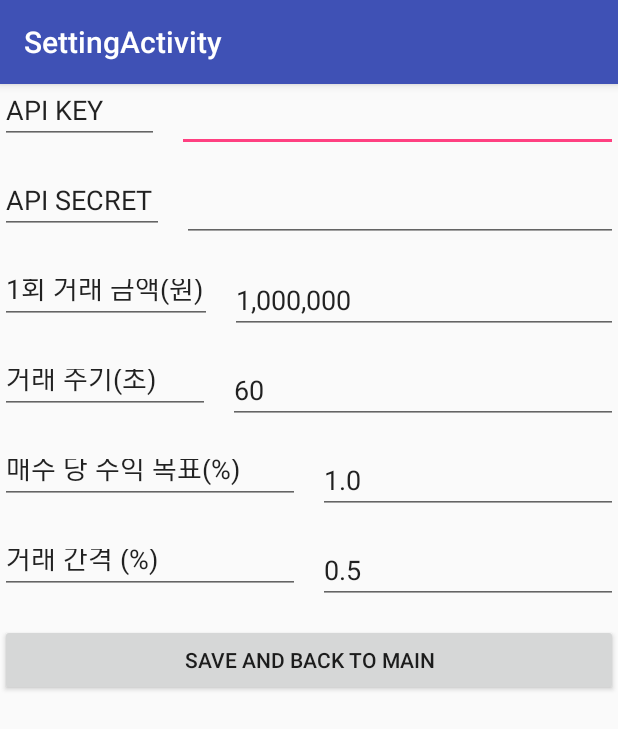
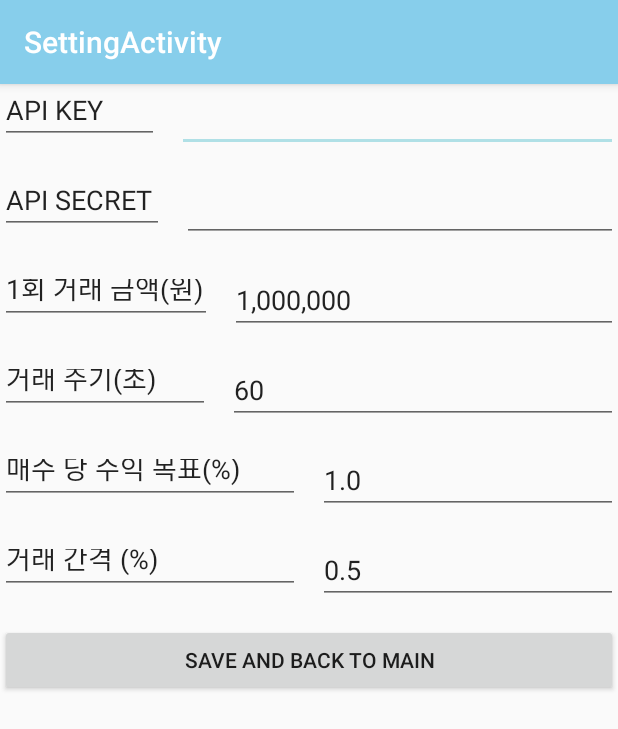
Before and after one commit to moochang/k-trader, an Android app: the screen it shows after launch (SettingActivity), on a phone screen of 412 x 824 dp. Shown: the top 729 px of the screen. Run offline under Robolectric (Android 15) with nearby library versions, the phone set to English and light mode, and no system bars; libraries missing offline, so code that uses them is left out: org.apache.log4j; 1 statement that could not run was skipped.

Commit message:
feat: 새로운 서예 스타일 K 아이콘 및 UI 개선
- 두껍고 우측으로 기울어진 서예 스타일 K 아이콘 적용
- 주황색 빗썸 브랜드 컬러 사용
- 흰색 배경으로 깔끔한 대비
- 스크롤 다운 아이콘 색상 회색으로 변경
- 메인 페이지 레이아웃 개선
- 앱바 색상을 파스텔 블루 톤으로 변경

```diff
--- a/app/src/main/res/drawable/ic_launcher_foreground.xml
+++ b/app/src/main/res/drawable/ic_launcher_foreground.xml
@@ -1,25 +1,128 @@
+<?xml version="1.0" encoding="utf-8"?>
 <vector xmlns:android="http://schemas.android.com/apk/res/android"
     android:width="108dp"
     android:height="108dp"
     android:viewportHeight="108"
     android:viewportWidth="108">
 
-    <!-- 중앙 원형 배경 (흰색) -->
+    <!-- 배경색: 흰색 -->
     <path
         android:fillColor="#FFFFFF"
-        android:pathData="M54,20C35.16,20 20,35.16 20,54C20,72.84 35.16,88 54,88C72.84,88 88,72.84 88,54C88,35.16 72.84,20 54,20Z" />
+        android:pathData="M0,0h108v108h-108z" />
 
-    <!-- K 글자 - 주황색으로 -->
+    <!-- 주황색 K 문자 - 두껍고 우측으로 기울어진 서예 스타일 -->
+    <!-- 세로 막대 (두껍게) -->
     <path
         android:fillColor="#FF6B35"
-        android:pathData="M48,40L48,60L52,60L52,50L56,50L60,60L64,60L58,48L64,40L60,40L56,48L52,48L52,40L48,40Z" />
+        android:pathData="M38,20L48,20L48,88L38,88Z" />
 
-    <!-- 상하 화살표로 트레이딩 표현 -->
+    <!-- K의 상단 대각선 (우측으로 기울어진 두꺼운 선) -->
     <path
-        android:fillColor="#4CAF50"
-        android:pathData="M54,25L58,29L50,29Z" />
+        android:fillColor="#FF6B35"
+        android:pathData="M48,35L48,45L52,45L52,35L48,35Z" />
 
     <path
-        android:fillColor="#F44336"
-        android:pathData="M54,75L50,71L58,71Z" />
+        android:fillColor="#FF6B35"
+        android:pathData="M52,30L52,40L56,40L56,30L52,30Z" />
+
+    <path
+        android:fillColor="#FF6B35"
+        android:pathData="M56,25L56,35L60,35L60,25L56,25Z" />
+
+    <path
+        android:fillColor="#FF6B35"
+        android:pathData="M60,20L60,30L64,30L64,20L60,20Z" />
+
+    <path
+        android:fillColor="#FF6B35"
+        android:pathData="M64,15L64,25L68,25L68,15L64,15Z" />
+
+    <path
+        android:fillColor="#FF6B35"
+        android:pathData="M68,10L68,20L72,20L72,10L68,10Z" />
+
+    <!-- K의 하단 대각선 (우측으로 기울어진 두꺼운 선) -->
+    <path
+        android:fillColor="#FF6B35"
+        android:pathData="M48,45L48,55L52,55L52,45L48,45Z" />
+
+    <path
+        android:fillColor="#FF6B35"
+        android:pathData="M52,50L52,60L56,60L56,50L52,50Z" />
+
+    <path
+        android:fillColor="#FF6B35"
+        android:pathData="M56,55L56,65L60,65L60,55L56,55Z" />
+
+    <path
+        android:fillColor="#FF6B35"
+        android:pathData="M60,60L60,70L64,70L64,60L60,60Z" />
+
+    <path
+        android:fillColor="#FF6B35"
+        android:pathData="M64,65L64,75L68,75L68,65L64,65Z" />
+
+    <path
+        android:fillColor="#FF6B35"
+        android:pathData="M68,70L68,80L72,80L72,70L68,70Z" />
+
+    <!-- 추가 볼드 효과를 위한 레이어들 -->
+    <path
+        android:fillColor="#FF6B35"
+        android:pathData="M39,21L47,21L47,87L39,87Z" />
+
+    <path
+        android:fillColor="#FF6B35"
+        android:pathData="M40,22L46,22L46,86L40,86Z" />
+
+    <!-- 상단 대각선 볼드 효과 -->
+    <path
+        android:fillColor="#FF6B35"
+        android:pathData="M49,36L51,36L51,44L49,44Z" />
+
+    <path
+        android:fillColor="#FF6B35"
+        android:pathData="M53,31L55,31L55,39L53,39Z" />
+
+    <path
+        android:fillColor="#FF6B35"
+        android:pathData="M57,26L59,26L59,34L57,34Z" />
+
+    <path
+        android:fillColor="#FF6B35"
+        android:pathData="M61,21L63,21L63,29L61,29Z" />
+
+    <path
+        android:fillColor="#FF6B35"
+        android:pathData="M65,16L67,16L67,24L65,24Z" />
+
+    <path
+        android:fillColor="#FF6B35"
+        android:pathData="M69,11L71,11L71,19L69,19Z" />
+
+    <!-- 하단 대각선 볼드 효과 -->
+    <path
+        android:fillColor="#FF6B35"
+        android:pathData="M49,46L51,46L51,54L49,54Z" />
+
+    <path
+        android:fillColor="#FF6B35"
+        android:pathData="M53,51L55,51L55,59L53,59Z" />
+
+    <path
+        android:fillColor="#FF6B35"
+        android:pathData="M57,56L59,56L59,64L57,64Z" />
+
+    <path
+        android:fillColor="#FF6B35"
+        android:pathData="M61,61L63,61L63,69L61,69Z" />
+
+    <path
+        android:fillColor="#FF6B35"
+        android:pathData="M65,66L67,66L67,74L65,74Z" />
+
+    <path
+        android:fillColor="#FF6B35"
+        android:pathData="M69,71L71,71L71,79L69,79Z" />
+
 </vector>
--- a/app/src/main/res/drawable/ic_scroll_down.xml
+++ b/app/src/main/res/drawable/ic_scroll_down.xml
@@ -6,6 +6,6 @@
     android:viewportWidth="24">
     <!-- 스크롤 다운 아이콘 -->
     <path
-        android:fillColor="#FFFFFF"
+        android:fillColor="#6B7280"
         android:pathData="M7.41,8.59L12,13.17l4.59,-4.58L18,10l-6,6 -6,-6 1.41,-1.41z" />
 </vector>
--- a/app/src/main/res/layout/main_page.xml
+++ b/app/src/main/res/layout/main_page.xml
@@ -85,7 +85,7 @@
                 android:drawablePadding="4dp"
                 android:text="@string/scroll_to_bottom"
                 android:textAllCaps="false"
-                android:gravity="center"
+                android:gravity="center_horizontal|center_vertical"
                 android:paddingStart="8dp"
                 android:paddingEnd="8dp"
                 android:paddingTop="4dp"
--- a/app/src/main/res/values/colors.xml
+++ b/app/src/main/res/values/colors.xml
@@ -1,6 +1,6 @@
 <?xml version="1.0" encoding="utf-8"?>
 <resources>
-    <color name="colorPrimary">#3F51B5</color>
-    <color name="colorPrimaryDark">#303F9F</color>
-    <color name="colorAccent">#FF4081</color>
+    <color name="colorPrimary">#87CEEB</color>
+    <color name="colorPrimaryDark">#6BB6FF</color>
+    <color name="colorAccent">#B0E0E6</color>
 </resources>
```
